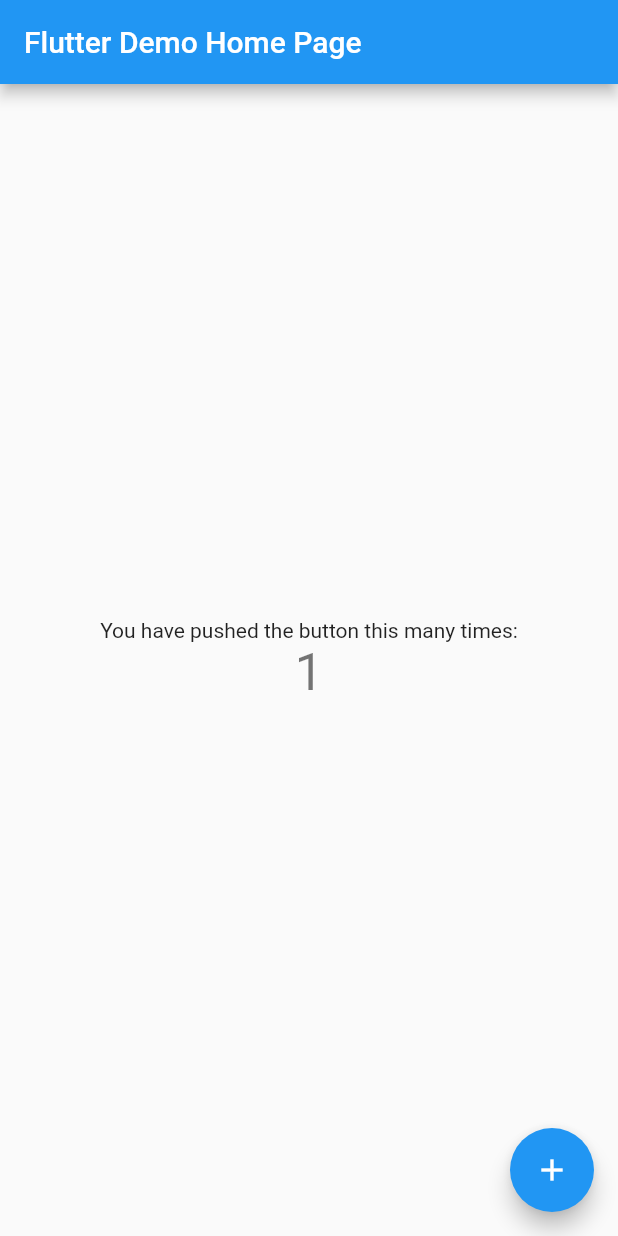
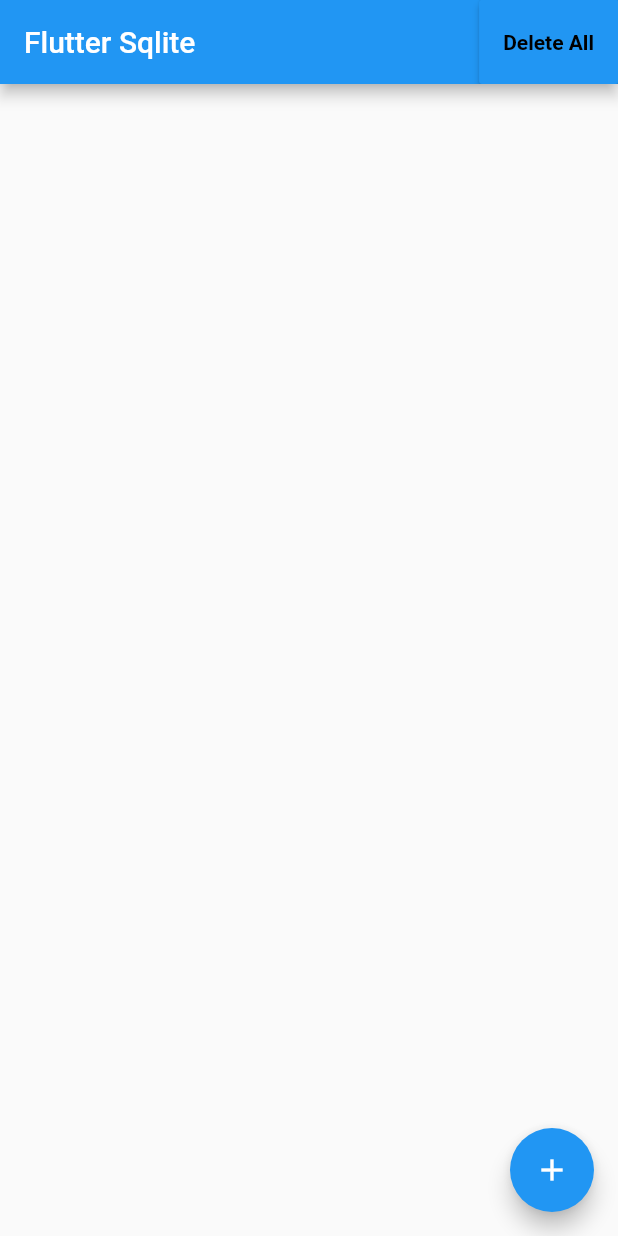
Before and after one commit to vidapogosoft/Flutter072022, a Flutter app: the screen it shows after launch, after a tap on the "add" icon, on a phone screen of 412 x 824 dp. Run offline on Flutter 3.47's test engine with Material 2 defaults, Android fonts, the phone set to English and light mode, and no system bars; our stand-ins replace sqflite; accounts and stored records are empty; network calls fail.

Commit message:
formulario inicial de sqlite

```diff
--- a/dia4/clases/sqlite_ui/lib/db/db.dart
+++ b/dia4/clases/sqlite_ui/lib/db/db.dart
@@ -70,7 +70,7 @@ class Db {
 
   //Delete with id
   static deleteClientWithId(int id) async {
-    Database database = await Db.openDB();
+    Database database = await openDB();
     return database.delete("Client", where: "id = ?", whereArgs: [id]);
   }
 }
--- a/dia4/clases/sqlite_ui/lib/main.dart
+++ b/dia4/clases/sqlite_ui/lib/main.dart
@@ -1,115 +1,90 @@
+// ignore_for_file: deprecated_member_use
+
 import 'package:flutter/material.dart';
 
-void main() {
-  runApp(const MyApp());
-}
+import 'package:sqlite_ui/model/client_model.dart';
+import 'package:sqlite_ui/db/db.dart';
+
+void main() => runApp(const MyApp());
 
 class MyApp extends StatelessWidget {
   const MyApp({Key? key}) : super(key: key);
 
-  // This widget is the root of your application.
   @override
   Widget build(BuildContext context) {
     return MaterialApp(
-      title: 'Flutter Demo',
+      title: 'Flutter SqFlite',
       theme: ThemeData(
-        // This is the theme of your application.
-        //
-        // Try running your application with "flutter run". You'll see the
-        // application has a blue toolbar. Then, without quitting the app, try
-        // changing the primarySwatch below to Colors.green and then invoke
-        // "hot reload" (press "r" in the console where you ran "flutter run",
-        // or simply save your changes to "hot reload" in a Flutter IDE).
-        // Notice that the counter didn't reset back to zero; the application
-        // is not restarted.
         primarySwatch: Colors.blue,
       ),
-      home: const MyHomePage(title: 'Flutter Demo Home Page'),
+      home: MyHomePage(),
     );
   }
 }
 
+// ignore: use_key_in_widget_constructors
 class MyHomePage extends StatefulWidget {
-  const MyHomePage({Key? key, required this.title}) : super(key: key);
-
-  // This widget is the home page of your application. It is stateful, meaning
-  // that it has a State object (defined below) that contains fields that affect
-  // how it looks.
-
-  // This class is the configuration for the state. It holds the values (in this
-  // case the title) provided by the parent (in this case the App widget) and
-  // used by the build method of the State. Fields in a Widget subclass are
-  // always marked "final".
-
-  final String title;
-
   @override
-  State<MyHomePage> createState() => _MyHomePageState();
+  _MyHomePageState createState() => _MyHomePageState();
 }
 
 class _MyHomePageState extends State<MyHomePage> {
-  int _counter = 0;
-
-  void _incrementCounter() {
-    setState(() {
-      // This call to setState tells the Flutter framework that something has
-      // changed in this State, which causes it to rerun the build method below
-      // so that the display can reflect the updated values. If we changed
-      // _counter without calling setState(), then the build method would not be
-      // called again, and so nothing would appear to happen.
-      _counter++;
-    });
+  @override
+  void didUpdateWidget(MyHomePage oldWidget) {
+    super.didUpdateWidget(oldWidget);
+    setState(() {});
   }
 
   @override
   Widget build(BuildContext context) {
-    // This method is rerun every time setState is called, for instance as done
-    // by the _incrementCounter method above.
-    //
-    // The Flutter framework has been optimized to make rerunning build methods
-    // fast, so that you can just rebuild anything that needs updating rather
-    // than having to individually change instances of widgets.
     return Scaffold(
-      appBar: AppBar(
-        // Here we take the value from the MyHomePage object that was created by
-        // the App.build method, and use it to set our appbar title.
-        title: Text(widget.title),
-      ),
-      body: Center(
-        // Center is a layout widget. It takes a single child and positions it
-        // in the middle of the parent.
-        child: Column(
-          // Column is also a layout widget. It takes a list of children and
-          // arranges them vertically. By default, it sizes itself to fit its
-          // children horizontally, and tries to be as tall as its parent.
-          //
-          // Invoke "debug painting" (press "p" in the console, choose the
-          // "Toggle Debug Paint" action from the Flutter Inspector in Android
-          // Studio, or the "Toggle Debug Paint" command in Visual Studio Code)
-          // to see the wireframe for each widget.
-          //
-          // Column has various properties to control how it sizes itself and
-          // how it positions its children. Here we use mainAxisAlignment to
-          // center the children vertically; the main axis here is the vertical
-          // axis because Columns are vertical (the cross axis would be
-          // horizontal).
-          mainAxisAlignment: MainAxisAlignment.center,
-          children: <Widget>[
-            const Text(
-              'You have pushed the button this many times:',
-            ),
-            Text(
-              '$_counter',
-              style: Theme.of(context).textTheme.headline4,
-            ),
+        appBar: AppBar(
+          title: const Text("Flutter Sqlite"),
+          actions: <Widget>[
+            RaisedButton(
+              color: Theme.of(context).primaryColor,
+              onPressed: () {
+                Db.deleteAllClient();
+                setState(() {});
+              },
+              child: const Text('Delete All',
+                  style: TextStyle(
+                      fontWeight: FontWeight.bold,
+                      fontSize: 14.0,
+                      color: Colors.black)),
+            )
           ],
         ),
-      ),
-      floatingActionButton: FloatingActionButton(
-        onPressed: _incrementCounter,
-        tooltip: 'Increment',
-        child: const Icon(Icons.add),
-      ), // This trailing comma makes auto-formatting nicer for build methods.
-    );
+        body: FutureBuilder<List<Client>>(
+          future: Db.getallClients(),
+          builder:
+              (BuildContext context, AsyncSnapshot<List<Client>> snapshot) {
+            if (snapshot.hasData) {
+              return ListView.builder(
+                  physics: const BouncingScrollPhysics(),
+                  itemCount: snapshot.data!.length,
+                  itemBuilder: (BuildContext context, int index) {
+                    Client item = snapshot.data![index];
+                    return Dismissible(
+                      key: UniqueKey(),
+                      background: Container(color: Colors.red),
+                      onDismissed: (diretion) {
+                        Db.deleteClientWithId(item.id);
+                      },
+                      child: ListTile(
+                        title: Text(item.name),
+                        subtitle: Text(item.phone),
+                        leading: CircleAvatar(child: Text(item.id.toString())),
+                        onTap: () {},
+                      ),
+                    );
+                  });
+            } else {
+              return const Center(child: CircularProgressIndicator());
+            }
+          },
+        ),
+        floatingActionButton: FloatingActionButton(
+            child: const Icon(Icons.add), onPressed: () {}));
   }
 }
```
